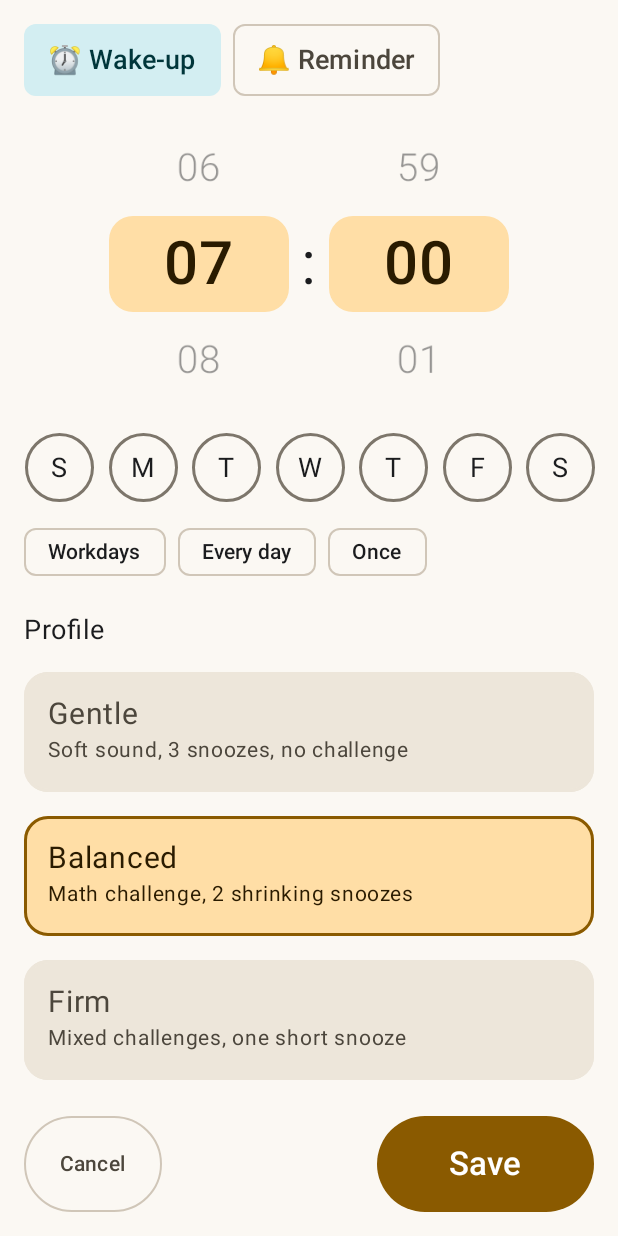
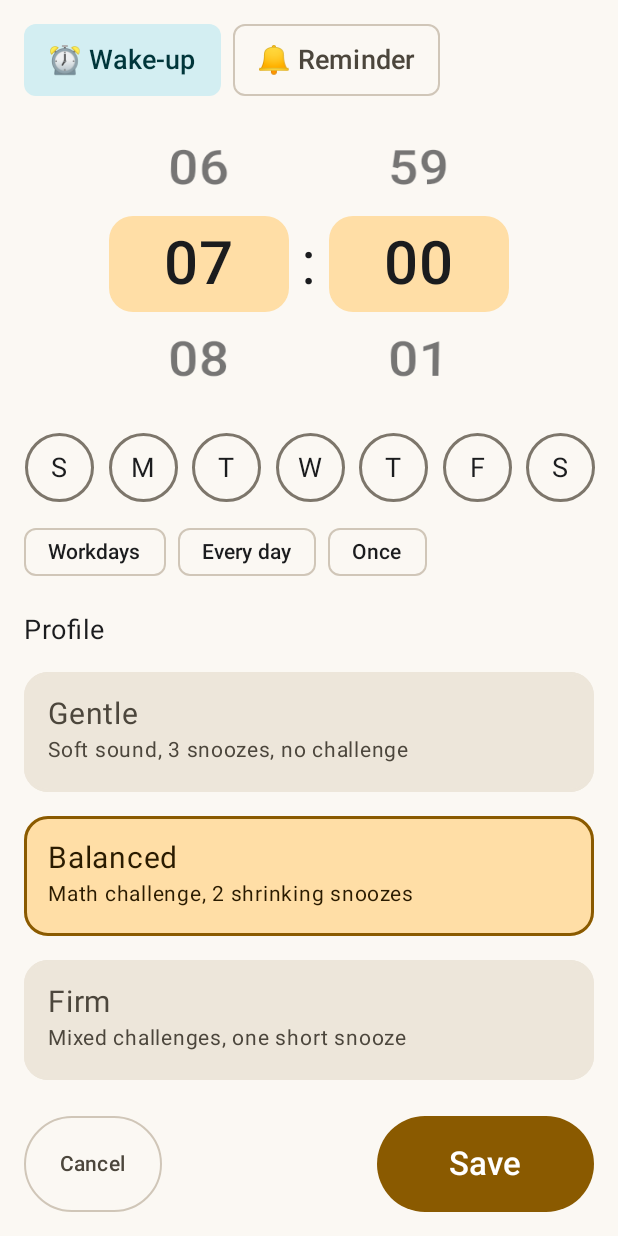
Before and after one commit to yanivmalka/wakecoach, an Android app built with Jetpack Compose: the composable EditAlarmScreen called with empty values, on a phone screen of 412 x 824 dp. Run offline under Robolectric (Android 15) with nearby library versions, the phone set to English and light mode, and no system bars; our stand-ins replace Room's generated code.

Commit message:
Smooth wheel picker: continuous draw-phase scaling, fixed text size
Rows no longer change font size/weight or recompose while scrolling;
alpha, scale and a slight drum tilt follow the live scroll offset in
graphicsLayer, so the wheel glides instead of jumping between rows.

Co-Authored-By: Claude Opus 5.5 <noreply@anthropic.com>
Claude-Session: https://claude.ai/code/session_016AJrK3eEwSvjsY9ctD4aps

```diff
--- a/app/build.gradle.kts
+++ b/app/build.gradle.kts
@@ -20,7 +20,7 @@ android {
         minSdk = 26
         targetSdk = 35
         versionCode = if (ciRun != null) 100 + ciRun else 2
-        versionName = if (ciRun != null) "0.3.$ciRun" else "0.3.0"
+        versionName = if (ciRun != null) "0.4.$ciRun" else "0.4.0"
     }
 
     signingConfigs {
--- a/app/src/main/java/com/wakecoach/ui/components/WheelPicker.kt
+++ b/app/src/main/java/com/wakecoach/ui/components/WheelPicker.kt
@@ -117,21 +117,31 @@ fun WheelPicker(
             horizontalAlignment = Alignment.CenterHorizontally,
             modifier = Modifier.fillMaxWidth(),
         ) {
-            items(count * LOOPS) { index ->
-                val distance = abs(index - centred)
-                val selected = distance == 0
-                Box(Modifier.height(itemHeight).width(itemHeight * 2), contentAlignment = Alignment.Center) {
-                    Text(
-                        format(index % count),
-                        fontSize = if (selected) 40.sp else 30.sp,
-                        fontWeight = if (selected) FontWeight.SemiBold else FontWeight.Light,
-                        color = if (selected) MaterialTheme.colorScheme.onPrimaryContainer else MaterialTheme.colorScheme.onSurface,
-                        modifier = Modifier.graphicsLayer {
-                            alpha = if (distance == 0) 1f else 0.45f
-                            val scale = if (distance == 0) 1f else 0.85f
-                            scaleX = scale; scaleY = scale
+            items(count * LOOPS, key = { it }) { index ->
+                Box(
+                    Modifier
+                        .height(itemHeight)
+                        .width(itemHeight * 2)
+                        // Fade, shrink and tilt by the row's live distance from the centre. Reading the
+                        // scroll position here (draw phase) keeps scrolling free of recomposition.
+                        .graphicsLayer {
+                            val info = state.layoutInfo
+                            val row = info.visibleItemsInfo.firstOrNull { it.index == index }
+                            if (row != null) {
+                                val viewportCentre = (info.viewportStartOffset + info.viewportEndOffset) / 2f
+                                val rowCentre = row.offset + row.size / 2f
+                                val d = (abs(rowCentre - viewportCentre) / row.size).coerceIn(0f, 1.5f)
+                                alpha = 1f - 0.6f * (d / 1.5f)
+                                val scale = 1f - 0.18f * (d / 1.5f)
+                                scaleX = scale
+                                scaleY = scale
+                                rotationX = (rowCentre - viewportCentre) / row.size * -25f
+                            }
                         },
-                    )
+                    contentAlignment = Alignment.Center,
+                ) {
+                    // Fixed size and weight: changing them per row forces re-layout and makes the wheel jump.
+                    Text(format(index % count), fontSize = 40.sp, fontWeight = FontWeight.Medium)
                 }
             }
         }
```
Also changed, not shown: 2 other files.
